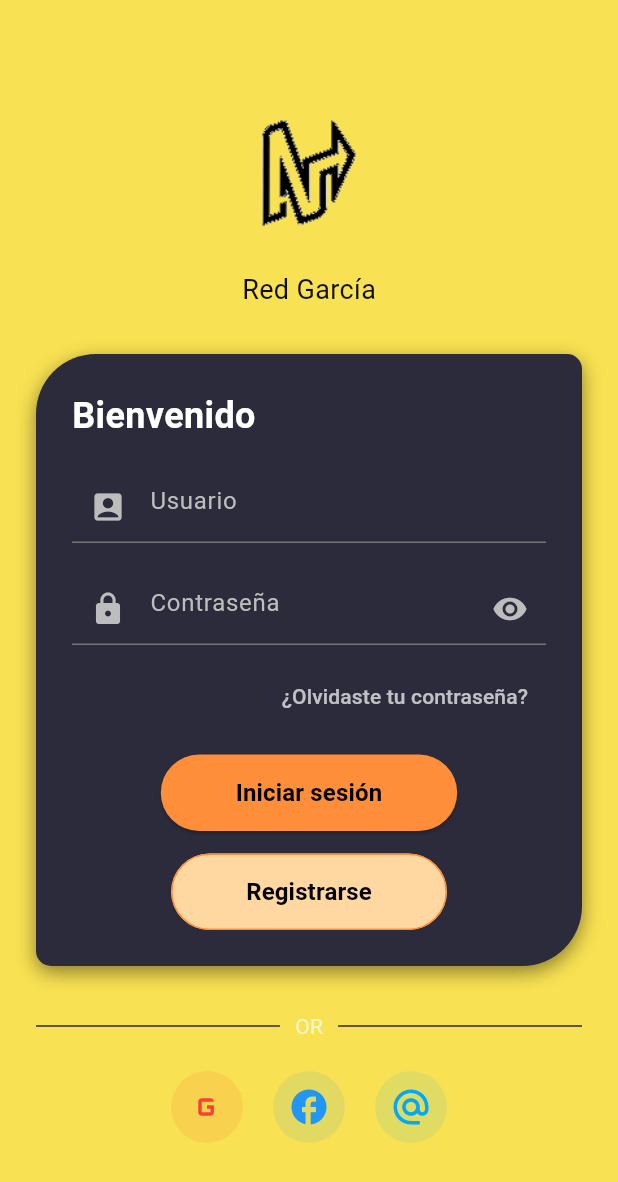
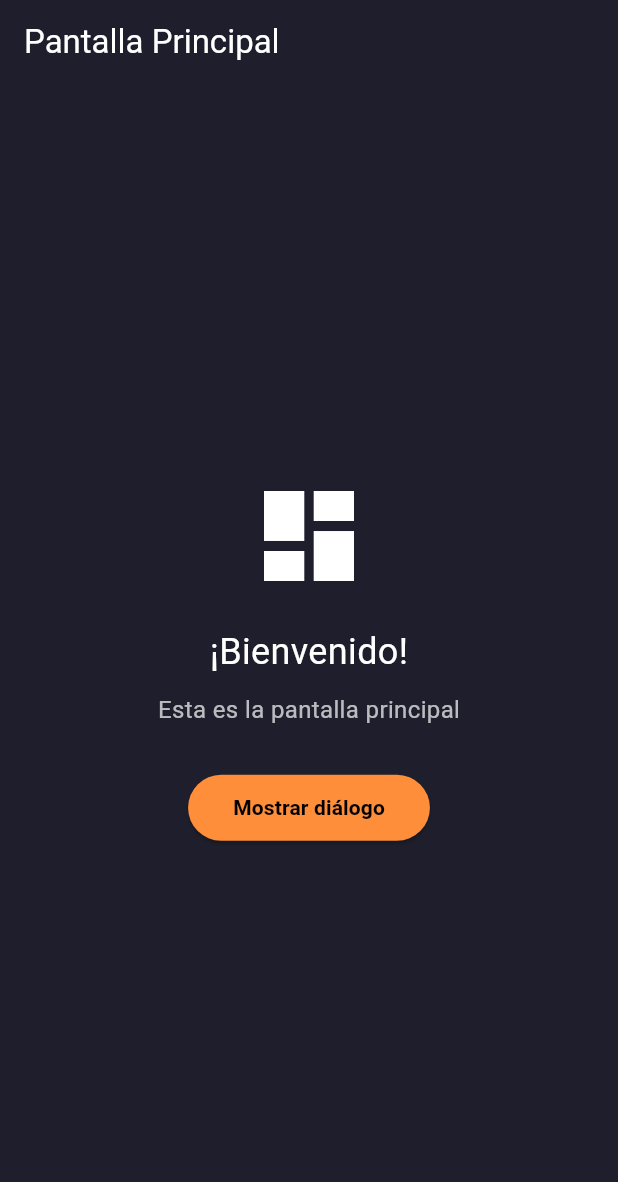
Before and after one commit to YorklinPunk/next_generation_app, a Flutter app: the screen it shows after launch, after a tap on "Iniciar sesión", on a phone screen of 412 x 824 dp. Shown: the top 1182 px of the screen. Run offline on Flutter 3.47's test engine with Material 3 defaults, Android fonts, the phone set to English and light mode, and no system bars; our stand-ins replace dio, lottie; missing offline and left inert: mongo_dart.

Commit message:
update register screem

```diff
--- a/lib/screens/login_screen.dart
+++ b/lib/screens/login_screen.dart
@@ -1,4 +1,5 @@
 import 'package:flutter/material.dart';
+import 'package:next_generation_app/screens/principal_screen.dart';
 import 'package:next_generation_app/screens/register_screen.dart';
 
 class LoginScreen extends StatefulWidget {
@@ -19,15 +20,10 @@ class _LoginScreenState extends State<LoginScreen> {
         padding: EdgeInsets.symmetric(horizontal: 24, vertical: 50),
         child: Column(
           children: [
-            // LOGO
-            // SizedBox(height: 10),
-            // Icon(Icons.link, size: 80, color: Color.fromARGB(255, 0, 0, 0)),
-            //SizedBox(height: 10),
             Image.asset(
               'assets/images/logo.png',
               height: 130,
             ),
-            //SizedBox(height: 10),
             Text(
               "Red García",
               style: TextStyle(
@@ -78,7 +74,7 @@ class _LoginScreenState extends State<LoginScreen> {
                         borderSide: BorderSide(color: Colors.grey[600]!),
                       ),
                       focusedBorder: UnderlineInputBorder(
-                        borderSide: BorderSide(color: Colors.pinkAccent),
+                        borderSide: BorderSide(color: Color(0xFFf8e152)),
                       ),
                     ),
                   ),
@@ -109,7 +105,7 @@ class _LoginScreenState extends State<LoginScreen> {
                         borderSide: BorderSide(color: Colors.grey[600]!),
                       ),
                       focusedBorder: UnderlineInputBorder(
-                        borderSide: BorderSide(color: Colors.pinkAccent),
+                        borderSide: BorderSide(color: Color(0xFFf8e152)),
                       ),
                     ),
                   ),
@@ -130,7 +126,10 @@ class _LoginScreenState extends State<LoginScreen> {
                   Center(
                     child: ElevatedButton(
                       onPressed: () {
-                        // Aquí iría la lógica de login con apiService
+                        Navigator.pushReplacement(
+                          context,
+                          MaterialPageRoute(builder: (context) => const PrincipalScreen()),
+                        );
                       },
                       style: ElevatedButton.styleFrom(
                         backgroundColor: Color(0xFFff8e3a),
@@ -159,8 +158,8 @@ class _LoginScreenState extends State<LoginScreen> {
                         );
                       },
                       style: OutlinedButton.styleFrom(
-                        backgroundColor: Color.fromARGB(255, 255, 215, 160), // color interno personalizado
-                        side: BorderSide(color: Color(0xFFff8e3a), width: 1), // borde naranja
+                        backgroundColor: Color.fromARGB(255, 255, 215, 160),
+                        side: BorderSide(color: Color(0xFFff8e3a), width: 1),
                         padding: EdgeInsets.symmetric(horizontal: 50, vertical: 14),
                         shape: RoundedRectangleBorder(
                           borderRadius: BorderRadius.circular(30),
--- /dev/null
+++ b/lib/screens/principal_screen.dart
@@ -0,0 +1,69 @@
+import 'package:flutter/material.dart';
+
+class PrincipalScreen extends StatelessWidget {
+  const PrincipalScreen({Key? key}) : super(key: key);
+
+  @override
+  Widget build(BuildContext context) {
+    return Scaffold(
+      backgroundColor: const Color(0xFF1E1E2C),
+      appBar: AppBar(
+        backgroundColor: const Color(0xFF1E1E2C),
+        elevation: 0,
+        title: const Text(
+          'Pantalla Principal',
+          style: TextStyle(color: Colors.white),
+        ),
+        iconTheme: const IconThemeData(color: Colors.white),
+      ),
+      body: Center(
+        child: Column(
+          mainAxisAlignment: MainAxisAlignment.center,
+          children: [
+            Icon(Icons.dashboard, color: Colors.white, size: 80),
+            const SizedBox(height: 20),
+            const Text(
+              '¡Bienvenido!',
+              style: TextStyle(color: Colors.white, fontSize: 24),
+            ),
+            const SizedBox(height: 10),
+            const Text(
+              'Esta es la pantalla principal',
+              style: TextStyle(color: Colors.white70, fontSize: 16),
+            ),
+            const SizedBox(height: 30),
+            ElevatedButton(
+              onPressed: () {
+                // Por ahora solo muestra un diálogo
+                showDialog(
+                  context: context,
+                  builder: (_) => AlertDialog(
+                    title: const Text('Atención'),
+                    content: const Text('Aquí se desarrollarán más funciones.'),
+                    actions: [
+                      TextButton(
+                        onPressed: () => Navigator.pop(context),
+                        child: const Text('Cerrar'),
+                      ),
+                    ],
+                  ),
+                );
+              },
+              style: ElevatedButton.styleFrom(
+                backgroundColor: const Color(0xFFff8e3a),
+                padding: const EdgeInsets.symmetric(horizontal: 30, vertical: 12),
+                shape: RoundedRectangleBorder(
+                  borderRadius: BorderRadius.circular(30),
+                ),
+              ),
+              child: const Text(
+                'Mostrar diálogo',
+                style: TextStyle(color: Colors.black, fontWeight: FontWeight.bold),
+              ),
+            )
+          ],
+        ),
+      ),
+    );
+  }
+}
--- a/lib/screens/register_screen.dart
+++ b/lib/screens/register_screen.dart
@@ -100,8 +100,11 @@ class _RegisterScreenState extends State<RegisterScreen> {
       );
 
       await MongoDatabase.userCollection.insertOne(user.toMap());
-      showCustomDialog(context, "Usuario registrado correctamente", 1);
-      Navigator.pop(context);
+      showCustomDialog(context, "Usuario registrado correctamente", 1,
+        onClose: () {
+          Navigator.pop(context); // cerrar pantalla de registro después del diálogo
+        },
+      );
     }
   }
 
--- a/lib/utils/dialog_helper.dart
+++ b/lib/utils/dialog_helper.dart
@@ -1,6 +1,6 @@
 import 'package:flutter/material.dart';
 
-void showCustomDialog(BuildContext context, String message, int code) {
+void showCustomDialog(BuildContext context, String message, int code,{VoidCallback? onClose}) {
   showDialog(
     context: context,
     builder: (context) {
@@ -33,6 +33,7 @@ void showCustomDialog(BuildContext context, String message, int code) {
               TextButton(
                 onPressed: () {
                   Navigator.pop(context);
+                  if (onClose != null) onClose();
                 },
                 child: const Text(
                   'Cerrar',
```
